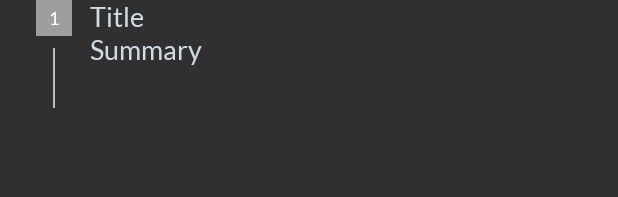
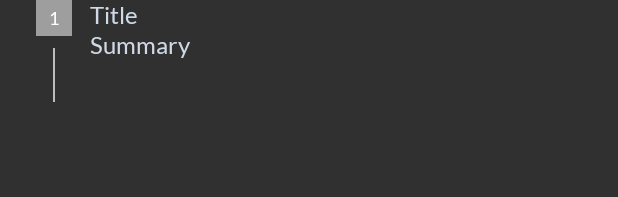
Before and after one commit to btcontract/firebird, an Android app: the layout vertical_stepper_item_view_layout.xml on its own in the app's theme, with its tools: preview values and no code run, on a phone screen of 412 x 824 dp. Shown: the top 197 px of the screen. Run offline under Robolectric (Android 15) with nearby library versions, the phone set to English and light mode, and no system bars.

```diff
--- a/app/src/main/res/values/styles.xml
+++ b/app/src/main/res/values/styles.xml
@@ -4,7 +4,7 @@
         <item name="colorAccent">@color/colorAccent</item>
         <item name="colorPrimaryDark">@color/bg</item>
         <item name="android:textColor">#CFDAE6</item>
-        <item name="android:textSize">18sp</item>
+        <item name="android:textSize">16sp</item>
     </style>
 
     <style name="AppThemeNoActionBar" parent="AppTheme">
@@ -32,7 +32,6 @@
         <item name="android:paddingRight">14dp</item>
         <item name="android:paddingLeft">14dp</item>
         <item name="android:paddingTop">9dp</item>
-        <item name="android:textSize">16sp</item>
         <item name="fb_borderWidth">2dp</item>
         <item name="fb_radius">6dp</item>
     </style>
@@ -65,7 +64,7 @@
 
     <style name="BoundedText">
         <item name="android:layout_height">wrap_content</item>
-        <item name="android:layout_width">wrap_content</item>
+        <item name="android:layout_width">fill_parent</item>
         <item name="android:maxWidth">500dp</item>
     </style>
 
@@ -77,23 +76,17 @@
     <!-- material stepper -->
 
     <style name="TextAppearance"/>
-
     <style name="TextAppearance.MaterialCompat"/>
-
     <style name="TextAppearance.MaterialCompat.Body1">
         <item name="android:textColor">?android:attr/textColorPrimary</item>
-        <item name="android:textSize">16sp</item>
     </style>
 
     <style name="TextAppearance.MaterialCompat.Body2">
         <item name="android:textColor">?android:attr/textColorPrimary</item>
-        <item name="android:textSize">16sp</item>
     </style>
 
     <style name="TextAppearance.Widget.Stepper.Done" parent="TextAppearance.MaterialCompat.Body1"/>
-
     <style name="TextAppearance.Widget.Stepper.Selected" parent="TextAppearance.MaterialCompat.Body2"/>
-
     <style name="TextAppearance.Widget.Stepper.Normal" parent="TextAppearance.MaterialCompat.Body1">
         <item name="android:textColor">?android:textColorSecondary</item>
     </style>
```
Also changed, not shown: app/src/main/res/layout/frag_input_with_info.xml (added, +16 -0 lines), 2 other files.
